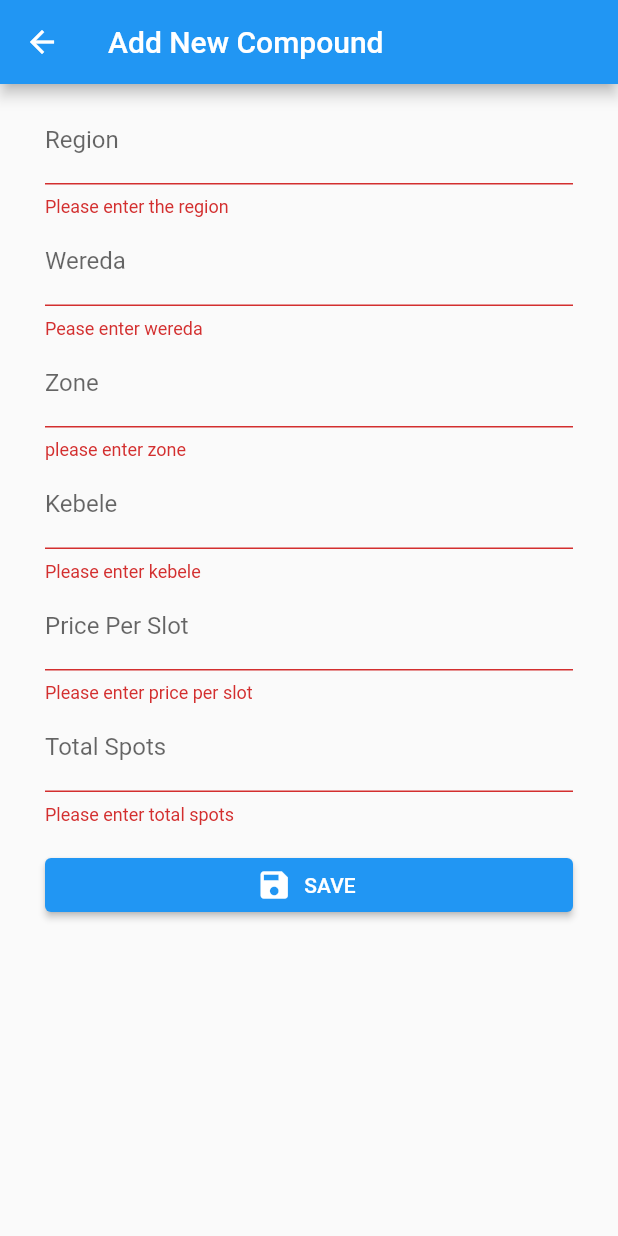
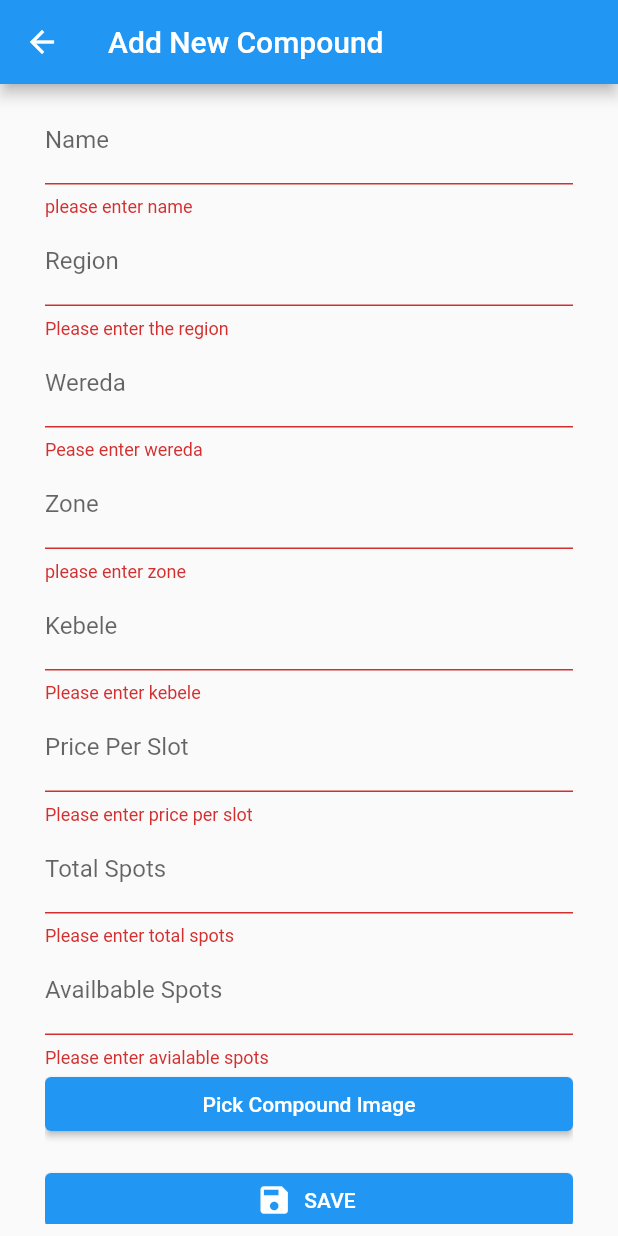
Before and after one commit to dagmawitensay/Parking-Spot-reservation, a Flutter app: the AddUpdateCompound screen opened directly with empty values, after a tap on "SAVE", on a phone screen of 412 x 824 dp. Run offline on Flutter 3.47's test engine with Material 2 defaults, Android fonts, the phone set to English and light mode, and no system bars; our stand-ins replace bloc, equatable, flutter_bloc, go_router, image_picker; network calls fail.

```diff
--- a/frontend/lib/auth/bloc/states/owner_signup_state.dart
+++ b/frontend/lib/auth/bloc/states/owner_signup_state.dart
@@ -4,26 +4,27 @@ import 'package:frontend/auth/models/auth.dart';
 abstract class CompoundOwnerSignUpState extends Equatable {
   const CompoundOwnerSignUpState();
 
+  @override
   List<Object> get props => [];
 }
 
-class SignUpInital extends CompoundOwnerSignUpState {}
+class OwnerSignUpInital extends CompoundOwnerSignUpState {}
 
-class SignUpLoading extends CompoundOwnerSignUpState {}
+class OwnerSignUpLoading extends CompoundOwnerSignUpState {}
 
-class SignUpSucess extends CompoundOwnerSignUpState {
+class OwnerSignUpSucess extends CompoundOwnerSignUpState {
   final CompoundOwner owner;
 
-  SignUpSucess(this.owner);
+  const OwnerSignUpSucess(this.owner);
 
   @override
   List<Object> get props => [owner];
 }
 
-class SignUpFailure extends CompoundOwnerSignUpState {
+class OwnerSignUpFailure extends CompoundOwnerSignUpState {
   final String errorMessage;
 
-  SignUpFailure(this.errorMessage);
+  const OwnerSignUpFailure(this.errorMessage);
 
   @override
   List<Object> get props => [errorMessage];
--- a/frontend/lib/auth/data_provider/user_data_provider.dart
+++ b/frontend/lib/auth/data_provider/user_data_provider.dart
@@ -8,6 +8,7 @@ class UserDataProvider {
   static const String _baseUrl = 'http://localhost:3000/auth';
 
   Future<CompoundOwner> signUpCompoundOwner(CompoundOwner owner) async {
+    print("In data provider sign up owner");
     final response = await http.post(
       Uri.parse('$_baseUrl/owner/signup'),
       headers: <String, String>{
--- /dev/null
+++ b/frontend/lib/auth/main.dart
@@ -0,0 +1,76 @@
+import 'package:bloc/bloc.dart';
+import 'package:flutter/material.dart';
+import 'package:flutter_bloc/flutter_bloc.dart';
+import 'package:frontend/auth/bloc/blocs/authentication_bloc.dart';
+import 'package:frontend/auth/bloc/blocs/owner_signup_bloc.dart';
+import 'package:frontend/auth/bloc/events/authentication_event.dart';
+import 'package:frontend/auth/bloc/events/owner_signup_event.dart';
+import 'package:frontend/auth/bloc/states/owner_signup_state.dart';
+import 'package:frontend/auth/data_provider/user_data_provider.dart';
+import 'package:frontend/auth/repository/auth_repository.dart';
+import 'package:frontend/auth/screens/owner_signup.dart';
+import 'package:frontend/auth/screens/signin.dart';
+import 'package:frontend/auth/screens/spot_reserver_signup.dart';
+import 'package:go_router/go_router.dart';
+
+import '../compounds/bloc_observer.dart';
+
+void main() {
+  UserDataProvider dataProvider = UserDataProvider();
+  final AuthRepository authRepository = AuthRepository(dataProvider);
+
+  Bloc.observer = MyBlocObserver();
+
+  runApp(AuthApp(authRepository: authRepository));
+}
+
+class AuthApp extends StatelessWidget {
+  final AuthRepository authRepository;
+
+  AuthApp({Key? key, required this.authRepository}) : super(key: key);
+
+  @override
+  Widget build(BuildContext context) {
+    return RepositoryProvider.value(
+        value: authRepository,
+        child: BlocProvider(
+            create: (context) =>
+                CompoundOwnerSignupBloc(authRepository: authRepository)
+                  ..add(const OwnerSignUpLoad()),
+            child: MaterialApp.router(
+              title: 'Compound App',
+              routerDelegate: _router.routerDelegate,
+              routeInformationParser: _router.routeInformationParser,
+              routeInformationProvider: _router.routeInformationProvider,
+              theme: ThemeData(
+                primarySwatch: Colors.blue,
+                visualDensity: VisualDensity.adaptivePlatformDensity,
+              ),
+            )));
+  }
+
+  final GoRouter _router = GoRouter(
+    routes: <GoRoute>[
+      GoRoute(
+          path: '/',
+          builder: (context, state) => const OwnerSignupPage(),
+          routes: <GoRoute>[
+            GoRoute(
+                path: 'auth/owner/signup',
+                builder: (context, state) {
+                  return const OwnerSignupPage();
+                }),
+            GoRoute(
+                path: 'auth/reserver/signup',
+                builder: (context, state) {
+                  return const SpotReserverSignupPage();
+                }),
+            GoRoute(
+                path: 'auth/signin',
+                builder: (context, state) {
+                  return const LoginPage();
+                })
+          ])
+    ],
+  );
+}
--- a/frontend/lib/auth/screens/spot_reserver_signup.dart
+++ b/frontend/lib/auth/screens/spot_reserver_signup.dart
@@ -4,6 +4,7 @@ import 'package:flutter_bloc/flutter_bloc.dart';
 import 'package:frontend/auth/bloc/blocs/owner_signup_bloc.dart';
 import 'package:frontend/auth/bloc/events/owner_signup_event.dart';
 import 'package:frontend/auth/models/auth.dart';
+import 'package:go_router/go_router.dart';
 
 class SpotReserverSignupPage extends StatefulWidget {
   const SpotReserverSignupPage({Key? key}) : super(key: key);
@@ -237,6 +238,7 @@ class _SpotReserverSignupPageState extends State<SpotReserverSignupPage> {
                                   phoneNo: _reserver['phoneNo']));
                           BlocProvider.of<CompoundOwnerSignupBloc>(context)
                               .add(event);
+                          (context).go('auth/signin');
                         }
                       },
                       child: const Text('Sign Up'),
--- a/frontend/lib/compounds/bloc/compound_event.dart
+++ b/frontend/lib/compounds/bloc/compound_event.dart
@@ -26,10 +26,9 @@ class CompoundLoad extends CompoundEvent {
 }
 
 class CompoundUpdate extends CompoundEvent {
-  final int id;
   final Compound compound;
 
-  const CompoundUpdate(this.id, this.compound);
+  const CompoundUpdate(this.compound);
 
   @override
   List<Object> get props => [Compound];
--- a/frontend/lib/compounds/models/compound.dart
+++ b/frontend/lib/compounds/models/compound.dart
@@ -1,6 +1,7 @@
 class Compound {
   int? id;
   int ownerId;
+  // String name;
   String Region;
   String Wereda;
   String Zone;
@@ -12,6 +13,7 @@ class Compound {
 
   Compound(
       {this.id,
+      // required this.name,
       required this.Region,
       required this.Wereda,
       required this.Zone,
@@ -25,6 +27,7 @@ class Compound {
   factory Compound.fromJson(Map<String, dynamic> json) {
     return Compound(
         id: json['id'],
+        // name: json['name'],
         Region: json['Region'],
         Wereda: json['Wereda'],
         Zone: json['Zone'],
--- a/frontend/lib/compounds/repository/compound_repository.dart
+++ b/frontend/lib/compounds/repository/compound_repository.dart
@@ -7,23 +7,27 @@ class CompoundRepository {
   CompoundRepository(this.dataProvider);
 
   Future<Compound> create(Compound compound) async {
-    return this.dataProvider.createCompound(compound);
+    return await this.dataProvider.createCompound(compound);
   }
 
-  Future<Compound> get(int id) {
-    return this.dataProvider.getCompound(id);
+  Future<Compound> get(int id) async {
+    return await this.dataProvider.getCompound(id);
   }
 
-  Future<List<Compound>> fetchAll() {
-    return this.dataProvider.fetchAll();
+  Future<List<Compound>> fetchAll() async {
+    return await this.dataProvider.fetchAll();
   }
 
-  Future<void> update(int id, Compound compound) async {
-    this.dataProvider.updateCompound(id, compound);
+  Future<List<Compound>> fetchAllOwner(int ownerId) async {
+    return await this.dataProvider.fetchAllOwner(ownerId);
+  }
+
+  Future<Compound> update(Compound compound) async {
+    return await this.dataProvider.updateCompound(compound);
   }
 
   Future<void> delete(int id) async {
-    this.dataProvider.deleteCompound(id);
+    return await this.dataProvider.deleteCompound(id);
   }
 
   Future<List<Compound>> fetchCompound(int userId) {
--- a/frontend/lib/compounds/screens/compound_add_update.dart
+++ b/frontend/lib/compounds/screens/compound_add_update.dart
@@ -1,3 +1,5 @@
+import 'dart:html';
+
 import 'package:flutter/material.dart';
 import 'package:flutter_bloc/flutter_bloc.dart';
 import 'package:frontend/compounds/bloc/compound_bloc.dart';
@@ -5,6 +7,7 @@ import 'package:frontend/compounds/bloc/compound_event.dart';
 import 'package:frontend/compounds/models/compound.dart';
 import 'package:frontend/compounds/screens/compound_route.dart';
 import 'package:go_router/go_router.dart';
+import 'package:image_picker/image_picker.dart';
 
 class AddUpdateCompound extends StatefulWidget {
   static const routeName = 'compoundAddUpdate';
@@ -19,7 +22,9 @@ class AddUpdateCompound extends StatefulWidget {
 class _AddUpdateCompoundState extends State<AddUpdateCompound> {
   final _formkey = GlobalKey<FormState>();
 
+
   final Map<String, dynamic> _compound = {};
+
   @override
   Widget build(BuildContext context) {
     return Scaffold(
@@ -32,6 +37,23 @@ class _AddUpdateCompoundState extends State<AddUpdateCompound> {
             key: _formkey,
             child: ListView(
               children: [
+                TextFormField(
+                    initialValue:
+                        widget.args.edit ? widget.args.compound?.Wereda : '',
+                    validator: (value) {
+                      if (value != null && value.isEmpty) {
+                        return 'please enter name';
+                      }
+                      return null;
+                    },
+                    decoration: const InputDecoration(labelText: 'Name'),
+                    onSaved: (value) {
+                      setState(
+                        () {
+                          _compound['name'] = value;
+                        },
+                      );
+                    }),
                 TextFormField(
                     initialValue:
                         widget.args.edit ? widget.args.compound?.Region : '',
@@ -82,23 +104,6 @@ class _AddUpdateCompoundState extends State<AddUpdateCompound> {
                         },
                       );
                     }),
-                // TextFormField(
-                //   initialValue: widget.args.edit? widget.args.compound?.City: '',
-                //   validator: (value) {
-                //     if (value != null && value.isEmpty) {
-                //       return 'Please enter city';
-                //     }
-                //     return null;
-                //   },
-                //   decoration: const InputDecoration(labelText: 'City'),
-                //   onSaved: (value) {
-                //     setState(
-                //       () {
-                //         _compound['City'] = value;
-                //       },
-                //     );
-                //   },
-                // ),
                 TextFormField(
                     initialValue: widget.args.edit
                         ? widget.args.compound?.Kebele.toString()
@@ -156,6 +161,28 @@ class _AddUpdateCompoundState extends State<AddUpdateCompound> {
                     );
                   },
                 ),
+                TextFormField(
+                  initialValue: widget.args.edit
+                      ? widget.args.compound?.totalSpots.toString()
+                      : '',
+                  validator: (value) {
+                    if (value != null && value.isEmpty) {
+                      return 'Please enter avialable spots';
+                    }
+                    return null;
+                  },
+                  decoration:
+                      const InputDecoration(labelText: 'Availbable Spots'),
+                  onSaved: (value) {
+                    setState(
+                      () {
+                        _compound['availableSpots'] = value;
+                      },
+                    );
+                  },
+                ),
+                ElevatedButton(
+                    onPressed: () async {}, child: Text('Pick Compound Image')),
                 Padding(
                     padding: const EdgeInsets.symmetric(vertical: 16.0),
                     child: ElevatedButton.icon(
@@ -163,39 +190,43 @@ class _AddUpdateCompoundState extends State<AddUpdateCompound> {
                         final form = _formkey.currentState;
                         if (form != null && form.validate()) {
                           form.save();
-                          print(_compound);
+                          print(widget.args.compound?.id);
                           final CompoundEvent event = widget.args.edit
-                              ? CompoundUpdate(
-                                  widget.args.compound?.id ?? 0,
-                                  Compound(
+                              ? CompoundUpdate(Compound(
                                   id: widget.args.compound?.id,
-                                      ownerId: _compound['ownerId'],
+                                  // ownerId: _compound['ownerId'],
+                                  ownerId: 1,
+                                  // name: _compound['name'],
                                   Region: _compound['Region'],
                                   Wereda: _compound['Wereda'],
                                   Zone: _compound['Zone'],
                                   Kebele: _compound['Kebele'],
                                   // City: _compound['City'],
+                                  // availableSpots:
+                                  //     _compound['availableSpots'],
                                   availableSpots:
-                                          _compound['availableSpots'],
-                                      SlotPricePerHour:
-                                          _compound['SlotPricePerHour'],
-                                      totalSpots: _compound['totalSpots']))
+                                      int.parse(_compound['availableSpots']),
+                                  SlotPricePerHour: double.parse(
+                                      _compound['SlotPricePerHour']),
+                                  totalSpots:
+                                      int.parse(_compound['totalSpots'])))
                               : CompoundCreate(Compound(
                                   id: null,
                                   ownerId: 1,
+                                  // name: _compound['name'],
                                   Region: _compound['Region'],
                                   Wereda: _compound['Wereda'],
                                   Zone: _compound['Zone'],
                                   Kebele: _compound['Kebele'],
                                   // City: _compound['City'],
                                   // availableSpots: _compound['availableSpots'],
-                                  availableSpots: 2,
+                                  availableSpots:
+                                      int.parse(_compound['availableSpots']),
                                   SlotPricePerHour: double.parse(
                                       _compound['SlotPricePerHour']),
                                   // totalSpots: 3
                                   totalSpots:
                                       int.parse(_compound['totalSpots'])));
-                          print(event);
                           BlocProvider.of<CompoundBloc>(context).add(event);
                           (context).go('/');
                         }
--- /dev/null
+++ b/frontend/lib/compounds/screens/compound_detail.dart
@@ -0,0 +1,56 @@
+import 'package:flutter/material.dart';
+import 'package:flutter_bloc/flutter_bloc.dart';
+import 'package:frontend/compounds/bloc/compound_bloc.dart';
+import 'package:frontend/compounds/bloc/compound_event.dart';
+import 'package:go_router/go_router.dart';
+
+import '../models/compound.dart';
+import 'compound_route.dart';
+
+class CompoundDetail extends StatelessWidget {
+  final Compound compound;
+
+  const CompoundDetail({Key? key, required this.compound}) : super(key: key);
+
+  @override
+  Widget build(BuildContext context) {
+    return Scaffold(
+      appBar: AppBar(title: Text(compound.Region), actions: [
+        IconButton(
+          icon: const Icon(Icons.edit),
+          onPressed: () {
+            return (context).go('/addUpdateCompound',
+                extra: CompoundArgument(compound: compound, edit: true));
+          },
+        ),
+        const SizedBox(
+          width: 32,
+        ),
+        IconButton(
+            icon: const Icon(Icons.delete),
+            onPressed: () {
+              BlocProvider.of<CompoundBloc>(context)
+                  .add(CompoundDelete(compound.id ?? 0));
+              return (context).go('/');
+            })
+      ]),
+      body: Card(
+          child: Column(
+        children: [
+          ListTile(
+            title: Text('Name: ${compound.Region}'),
+            subtitle: Text('SpotPricePerHour: ${compound.SlotPricePerHour}'),
+          ),
+          const Text('Details',
+              style: TextStyle(fontSize: 18, fontWeight: FontWeight.bold)),
+          const SizedBox(height: 10),
+          Text('Region: ${compound.Region}'),
+          Text('Wereda: ${compound.Wereda}'),
+          Text('Zone: ${compound.Zone}'),
+          Text('Kebele: ${compound.Kebele}'),
+          Text('Total spots: ${compound.totalSpots}')
+        ],
+      )),
+    );
+  }
+}
--- a/frontend/lib/compounds/screens/compound_list.dart
+++ b/frontend/lib/compounds/screens/compound_list.dart
@@ -28,7 +28,10 @@ class CompoundList extends StatelessWidget {
                               .elementAt(idx)
                               .SlotPricePerHour
                               .toString()),
-                          onTap: () => (context).go('./details')),
+                          onTap: () => (context).go('/details',
+                              extra: CompoundArgument(
+                                  edit: true,
+                                  compound: compounds.elementAt(idx)))),
                     ));
           }
 
--- a/frontend/lib/main.dart
+++ b/frontend/lib/main.dart
@@ -1,9 +1,14 @@
 import 'package:flutter/material.dart';
 import 'package:flutter_bloc/flutter_bloc.dart';
+import 'package:frontend/auth/bloc/events/owner_signup_event.dart';
+import 'package:frontend/auth/screens/owner_signup.dart';
+import 'package:frontend/auth/screens/signin.dart';
+import 'package:frontend/auth/screens/spot_reserver_signup.dart';
 import 'package:frontend/compounds/bloc/compound_event.dart';
 import 'package:frontend/compounds/data_provider/compound_data_provider.dart';
 import 'package:frontend/compounds/repository/compound_repository.dart';
 import 'package:frontend/compounds/screens/compound_add_update.dart';
+import 'package:frontend/compounds/screens/compound_detail.dart';
 import 'package:frontend/compounds/screens/compound_list.dart';
 import 'package:frontend/compounds/screens/compound_route.dart';
 import 'package:go_router/go_router.dart';
@@ -56,7 +61,29 @@ class CompoundApp extends StatelessWidget {
             builder: (context, state) {
               CompoundArgument args = state.extra as CompoundArgument;
               return AddUpdateCompound(args: args);
+            }),
+        GoRoute(
+            path: 'details',
+            builder: (context, state) {
+              CompoundArgument args = state.extra as CompoundArgument;
+              return CompoundDetail(compound: args.compound!);
+            }),
+        GoRoute(
+            path: 'auth/owner/signup',
+            builder: (context, state) {
+              return const OwnerSignupPage();
+            }),
+        GoRoute(
+            path: 'auth/reserver/signup',
+            builder: (context, state) {
+              return const SpotReserverSignupPage();
+            }),
+        GoRoute(
+            path: 'auth/signin',
+            builder: (context, state) {
+              return const LoginPage();
             })
-        ])
+      ],
+    )
   ]);
 }
--- a/frontend/pubspec.yaml
+++ b/frontend/pubspec.yaml
@@ -41,6 +41,7 @@ dependencies:
   flutter_bloc: ^8.1.3
   go_router: ^7.1.1
   url_launcher: ^6.1.11
+  image_picker: ^0.8.7+5
 
 dev_dependencies:
   flutter_test:
```
Also changed, not shown: frontend/lib/auth/bloc/blocs/owner_signup_bloc.dart (+4 -4 lines), frontend/lib/auth/bloc/events/owner_signup_event.dart (+25 -0 lines), frontend/lib/auth/repository/auth_repository.dart (+4 -3 lines), frontend/lib/auth/screens/owner_signup.dart (+42 -16 lines), frontend/lib/compounds/bloc/compound_bloc.dart (+6 -2 lines), frontend/lib/compounds/data_provider/compound_data_provider.dart (+46 -21 lines), frontend/pubspec.lock, 2 other files. Lines whose indentation alone changed are shown as unchanged.
